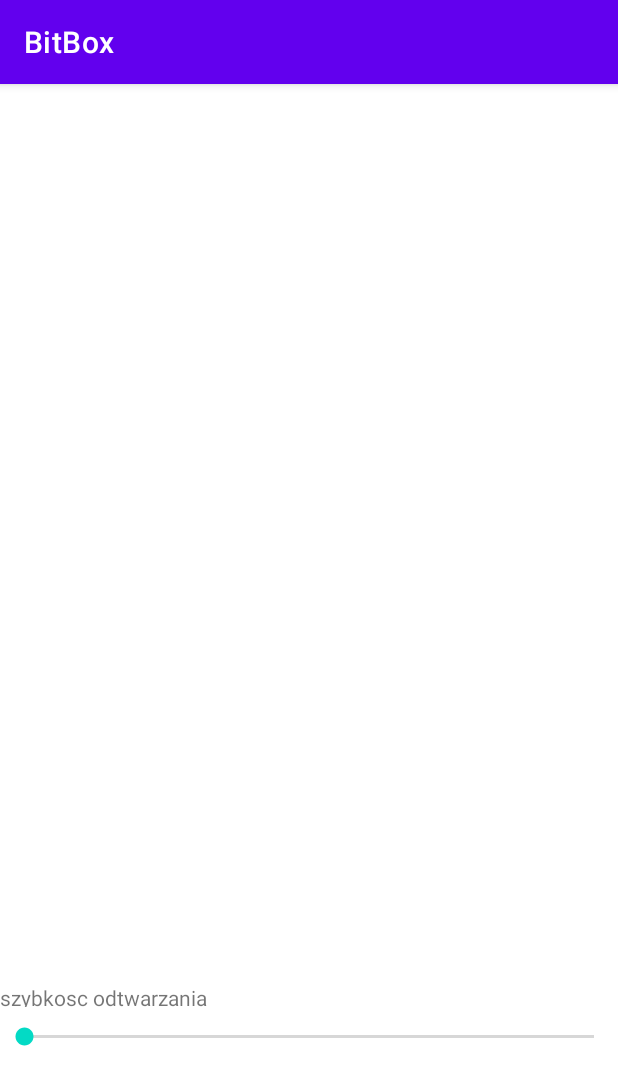
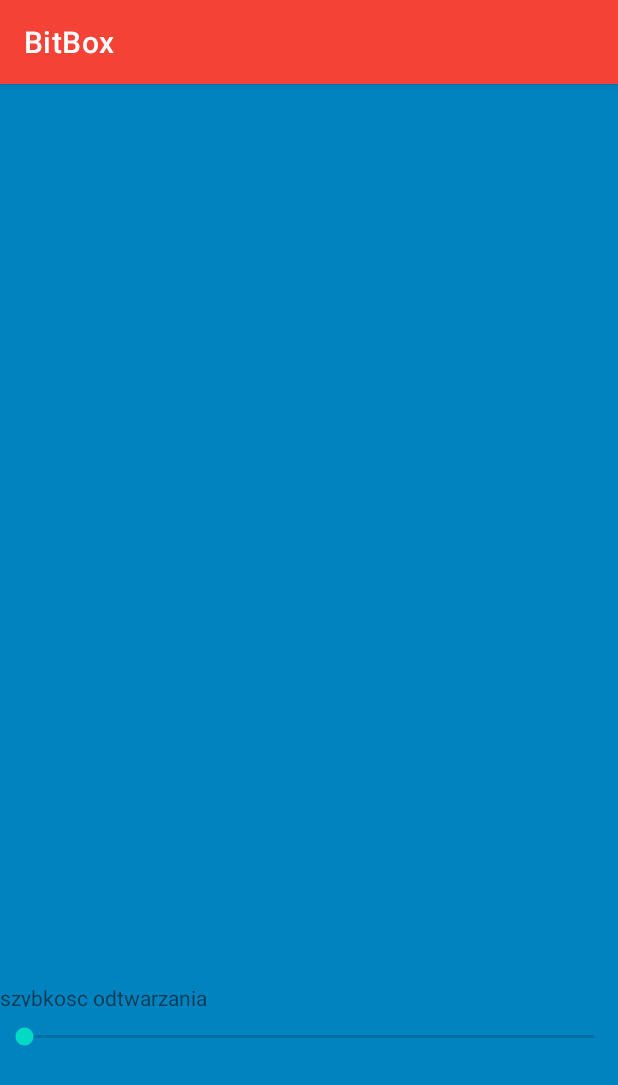
Before and after one commit to klosik007/BitBox, an Android app: the screen it shows after launch (BitBoxActivity), on a phone screen of 412 x 824 dp. Shown: the top 1085 px of the screen. Run offline under Robolectric (Android 15) with nearby library versions, the phone set to English and light mode, and no system bars; our stand-ins replace data binding.

Commit message:
buttons themes customization

```diff
--- a/app/src/main/res/values/themes.xml
+++ b/app/src/main/res/values/themes.xml
@@ -2,8 +2,8 @@
     <!-- Base application theme. -->
     <style name="Theme.BitBox" parent="Theme.MaterialComponents.DayNight.DarkActionBar">
         <!-- Primary brand color. -->
-        <item name="colorPrimary">@color/purple_500</item>
-        <item name="colorPrimaryVariant">@color/purple_700</item>
+        <item name="colorPrimary">@color/red</item>
+        <item name="colorPrimaryVariant">@color/dark_red</item>
         <item name="colorOnPrimary">@color/white</item>
         <!-- Secondary brand color. -->
         <item name="colorSecondary">@color/teal_200</item>
@@ -12,5 +12,10 @@
         <!-- Status bar color. -->
         <item name="android:statusBarColor" tools:targetApi="l">?attr/colorPrimaryVariant</item>
         <!-- Customize your theme here. -->
+        <item name="android:windowBackground">@color/blue</item>
+        <item name="buttonStyle">@style/BitBoxBtn</item>
+    </style>
+    <style name="BitBoxBtn" parent="Widget.AppCompat.Button">
+        <item name="android:background">@color/gray</item>
     </style>
 </resources>
```
